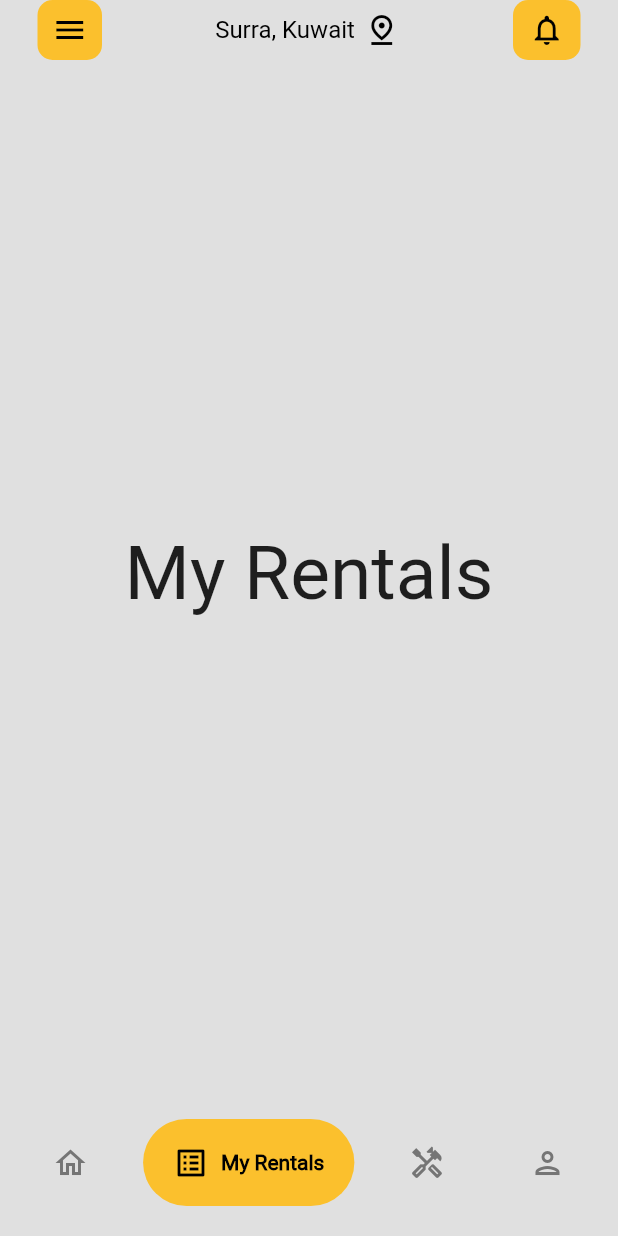
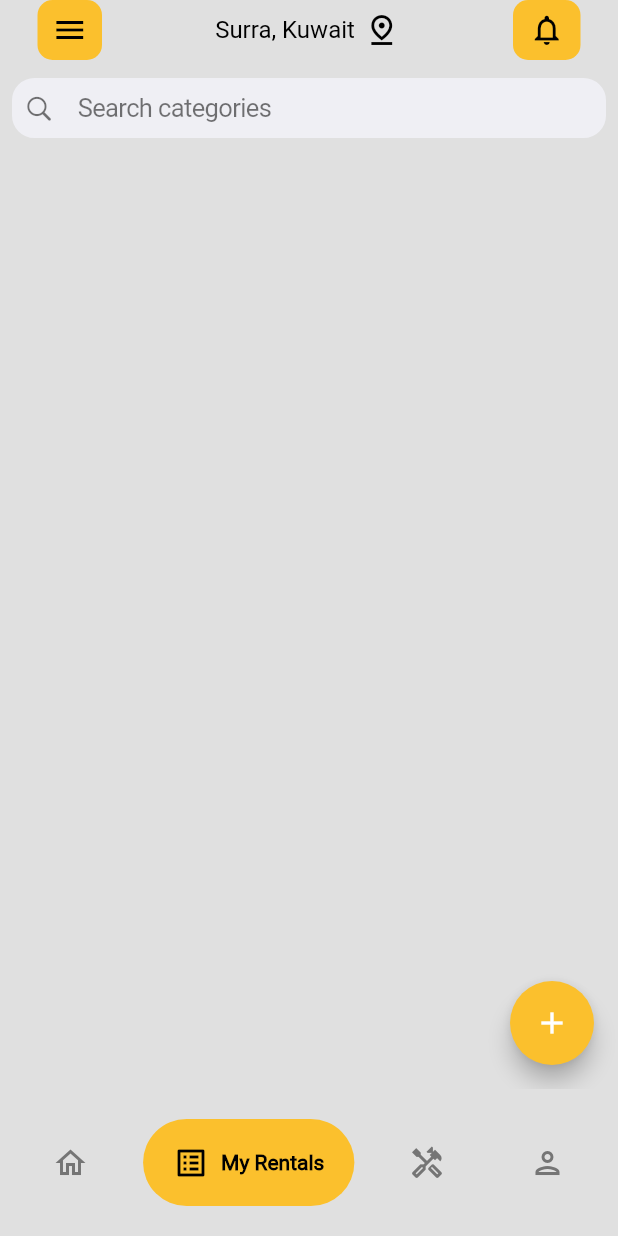
Before and after one commit to BLoushi52/3idda-App, a Flutter app: the HomeScreen screen opened by its route, item 2 of the bottom bar chosen, on a phone screen of 412 x 824 dp. Run offline on Flutter 3.47's test engine with Material 2 defaults, Android fonts, the phone set to English and light mode, and no system bars; drawn by our look-alikes of google_nav_bar, liquid_pull_to_refresh; our stand-ins replace dio, flutter_animate, flutter_slidable, go_router, image_picker, jwt_decoder and 2 more; accounts and stored records are empty; network calls fail.

Commit message:
added my rentals items

```diff
--- a/lib/main.dart
+++ b/lib/main.dart
@@ -4,6 +4,7 @@ import 'package:provider/provider.dart';
 import 'package:rental_app/model/item_model.dart';
 import 'package:rental_app/providers/auth_provider.dart';
 import 'package:rental_app/providers/myitems_provider.dart';
+import 'package:rental_app/providers/myorder_provider.dart';
 import 'package:rental_app/screen/login_page.dart';
 import 'package:rental_app/screen/pages/add_item_page.dart';
 import 'package:rental_app/screen/pages/edit_item_page.dart';
@@ -103,6 +104,7 @@ class MyApp extends StatelessWidget {
         ChangeNotifierProvider(create: (context) => CategoryProvider()),
         ChangeNotifierProvider(create: (context) => MyItemProvider()),
         ChangeNotifierProvider(create: (context) => authProvider),
+        ChangeNotifierProvider(create: (context) => MyOrderProvider()),
       ],
       child: MaterialApp.router(
         debugShowCheckedModeBanner: false,
--- /dev/null
+++ b/lib/model/order_model.dart
@@ -0,0 +1,44 @@
+import 'dart:convert';
+
+class Order {
+  int id;
+  int item;
+  double price;
+  String status;
+  int order_duration;
+  int address;
+  Order({
+    required this.id,
+    required this.item,
+    required this.price,
+    required this.status,
+    required this.order_duration,
+    required this.address,
+  });
+
+  Map<String, dynamic> toMap() {
+    return {
+      'id': id,
+      'item': item,
+      'price': price,
+      'status': status,
+      'order_duration': order_duration,
+      'address': address,
+    };
+  }
+
+  factory Order.fromMap(Map<String, dynamic> map) {
+    return Order(
+      id: map['id']?.toInt() ?? 0,
+      item: map['item']?.toInt() ?? 0,
+      price: map['price']?.toDouble() ?? 0.0,
+      status: map['status'] ?? '',
+      order_duration: map['order_duration']?.toInt() ?? 0,
+      address: map['address']?.toInt() ?? 0,
+    );
+  }
+
+  String toJson() => json.encode(toMap());
+
+  factory Order.fromJson(String source) => Order.fromMap(json.decode(source));
+}
--- a/lib/screen/home_screen.dart
+++ b/lib/screen/home_screen.dart
@@ -5,6 +5,7 @@ import 'package:rental_app/screen/pages/Home.dart';
 import 'package:rental_app/screen/pages/account.dart';
 import 'package:rental_app/screen/pages/equipment.dart';
 import 'package:rental_app/screen/pages/myitems.dart';
+import 'package:rental_app/screen/pages/myorder.dart';
 import 'package:rental_app/screen/pages/rentals.dart';
 import 'package:rental_app/widgets/my_drawe.dart';
 import 'package:responsive_builder/responsive_builder.dart';
@@ -35,7 +36,7 @@ class _HomeScreenState extends State<HomeScreen> {
 
   final List<Widget> _pages = [
     UserHome(),
-    UserRentals(),
+    MyOrderView(),
     MyEquip(),
     UserAccount(),
   ];
--- /dev/null
+++ b/lib/screen/pages/myorder.dart
@@ -0,0 +1,71 @@
+import 'package:flutter/material.dart';
+import 'package:go_router/go_router.dart';
+import 'package:liquid_pull_to_refresh/liquid_pull_to_refresh.dart';
+import 'package:provider/provider.dart';
+import 'package:rental_app/providers/myitems_provider.dart';
+import 'package:rental_app/providers/myorder_provider.dart';
+import 'package:rental_app/util/my_item.dart';
+import 'package:rental_app/util/my_order.dart';
+
+import '../../constraints.dart';
+
+class MyOrderView extends StatefulWidget {
+  const MyOrderView({super.key});
+
+  @override
+  State<MyOrderView> createState() => _MyOrderViewState();
+}
+
+class _MyOrderViewState extends State<MyOrderView> {
+  Future<void> _handleRefresh() async {
+    return await context.read<MyOrderProvider>().loadMyOrders();
+  }
+
+  @override
+  Widget build(BuildContext context) {
+    return Scaffold(
+      floatingActionButton: FloatingActionButton(
+        onPressed: () {
+          context.push('/additem');
+        },
+        child: Icon(Icons.add),
+        backgroundColor: Colors.yellow[700],
+      ),
+      backgroundColor: myDefaultBackground,
+      body: LiquidPullToRefresh(
+        onRefresh: _handleRefresh,
+        color: Colors.yellow[700],
+        height: 100,
+        backgroundColor: Colors.black,
+        animSpeedFactor: 2,
+        showChildOpacityTransition: false,
+        child: Column(
+          children: [
+            mySearch,
+
+            //*  category tabs
+
+            //* tiles below it
+
+            Expanded(
+              child: ListView.builder(
+                itemCount: context.watch<MyOrderProvider>().orders.length,
+                itemBuilder: (context, index) => InkWell(
+                  onTap: () {
+                    context.push(
+                      '/itemdetails',
+                      extra: context.read<MyOrderProvider>().orders[index],
+                    );
+                  },
+                  child: MyOrder(
+                    order: context.watch<MyOrderProvider>().orders[index],
+                  ),
+                ),
+              ),
+            ),
+          ],
+        ),
+      ),
+    );
+  }
+}
```
Also changed, not shown: lib/providers/myorder_provider.dart (added, +61 -0 lines), lib/util/my_order.dart (added, +182 -0 lines).
